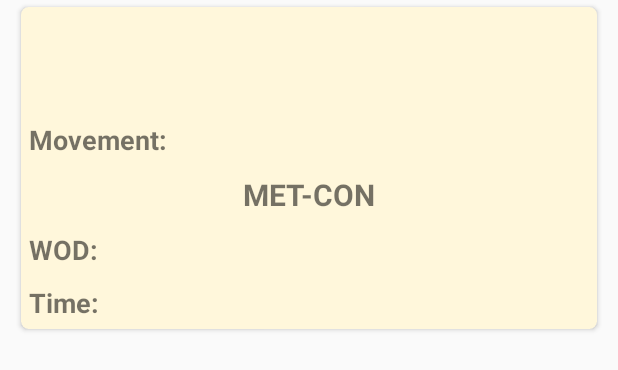
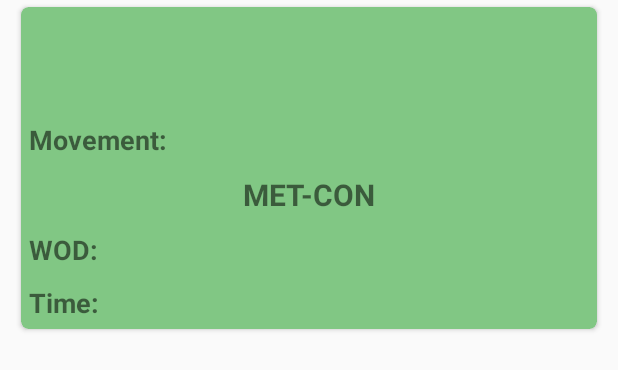
Before and after one commit to Jethro234/RealmBinding, an Android app: the layout workout_row.xml on its own in the app's theme, with its tools: preview values and no code run, on a phone screen of 412 x 824 dp. Shown: the top 370 px of the screen. Run offline under Robolectric (Android 15) with nearby library versions, the phone set to English and light mode, and no system bars.

Commit message:
Removed redundant function and updated ui slightly.

```diff
--- a/app/src/main/res/values/colors.xml
+++ b/app/src/main/res/values/colors.xml
@@ -8,5 +8,5 @@
     <color name="black">#000000</color>
     <color name="white">#FFFFFF</color>
 
-    <color name="progress_card_bg">#FFF7DB</color>
+    <color name="progress_card_bg">@color/colorAccent</color>
 </resources>
```
Also changed, not shown: app/src/main/java/com/example/james/realmbinding/ui/progress/ViewProgress.java (+1 -10 lines), app/src/main/res/layout/content_main.xml (+5 -2 lines).
